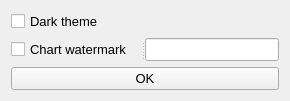
danicc097/RailwaySim, file RailwaySim_GUI_pref.ui: the form before one commit.
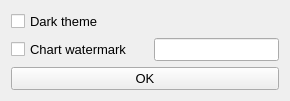
The form after the commit.

```diff
--- a/RailwaySim_GUI_pref.ui
+++ b/RailwaySim_GUI_pref.ui
@@ -41,10 +41,8 @@
     </widget>
    </item>
    <item>
-    <widget class="QSplitter" name="splitter">
-     <property name="orientation">
-      <enum>Qt::Horizontal</enum>
-     </property>
+    <layout class="QHBoxLayout" name="horizontalLayout">
+     <item>
      <widget class="QCheckBox" name="cb_watermark">
       <property name="font">
        <font>
@@ -58,9 +56,11 @@
        <string>Chart watermark</string>
       </property>
      </widget>
+     </item>
+     <item>
      <widget class="QLineEdit" name="watermark">
       <property name="sizePolicy">
-       <sizepolicy hsizetype="Expanding" vsizetype="Minimum">
+        <sizepolicy hsizetype="Fixed" vsizetype="Minimum">
         <horstretch>0</horstretch>
         <verstretch>0</verstretch>
        </sizepolicy>
@@ -69,7 +69,8 @@
        <bool>false</bool>
       </property>
      </widget>
-    </widget>
+     </item>
+    </layout>
    </item>
    <item>
     <widget class="QPushButton" name="pushButton">
```
Lines whose indentation alone changed are shown as unchanged.
